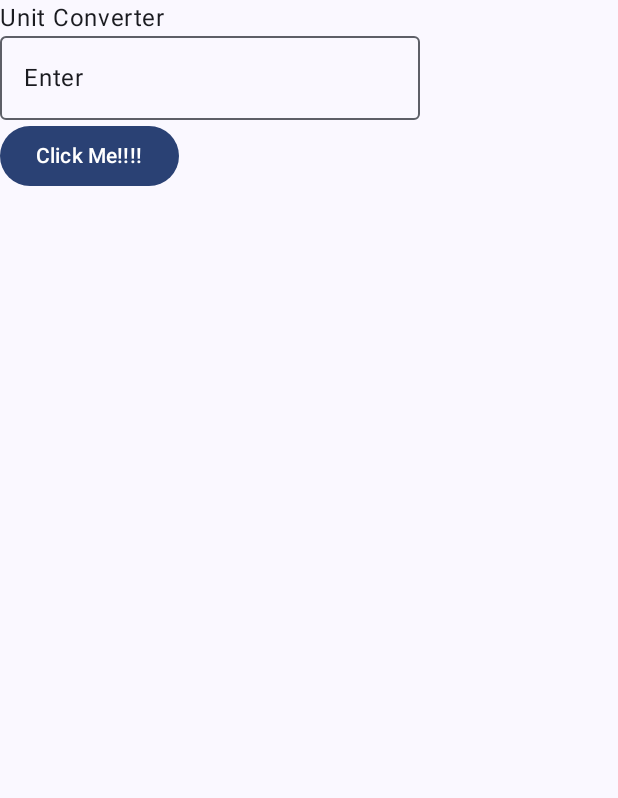
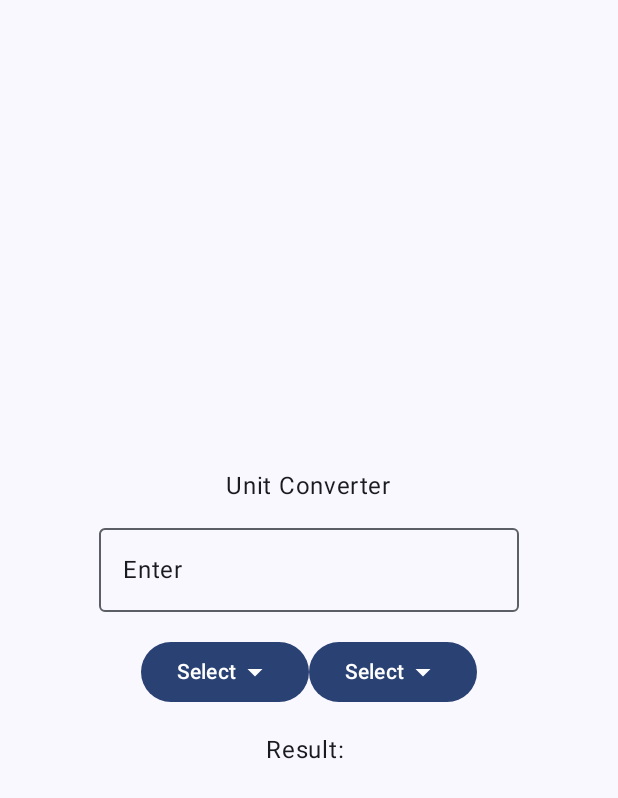
Before and after one commit to Limuwahanelis/adroid-app, an Android app built with Jetpack Compose: the screen it shows after launch (MainActivity), on a phone screen of 412 x 824 dp. Shown: the top 798 px of the screen. Run offline under Robolectric (Android 15) with nearby library versions, the phone set to English and light mode, and no system bars.

Commit message:
Add spacing between ui elements

```diff
--- a/app/src/main/java/com/example/myapplication/MainActivity.kt
+++ b/app/src/main/java/com/example/myapplication/MainActivity.kt
@@ -5,18 +5,28 @@ import android.os.Bundle
 import android.widget.Toast
 import androidx.activity.ComponentActivity
 import androidx.activity.compose.setContent
+import androidx.compose.foundation.layout.Arrangement
+import androidx.compose.foundation.layout.Box
 import androidx.compose.foundation.layout.Column
 import androidx.compose.foundation.layout.Row
+import androidx.compose.foundation.layout.Spacer
 import androidx.compose.foundation.layout.fillMaxSize
+import androidx.compose.foundation.layout.height
+import androidx.compose.foundation.layout.padding
+import androidx.compose.material.icons.Icons
+import androidx.compose.material.icons.filled.ArrowDropDown
 import androidx.compose.material3.Button
+import androidx.compose.material3.Icon
 import androidx.compose.material3.MaterialTheme
 import androidx.compose.material3.OutlinedTextField
 import androidx.compose.material3.Surface
 import androidx.compose.material3.Text
 import androidx.compose.runtime.Composable
+import androidx.compose.ui.Alignment
 import androidx.compose.ui.Modifier
 import androidx.compose.ui.platform.LocalContext
 import androidx.compose.ui.tooling.preview.Preview
+import androidx.compose.ui.unit.dp
 import com.example.myapplication.ui.theme.MyApplicationTheme
 
 class MainActivity : ComponentActivity() {
@@ -36,19 +46,37 @@ class MainActivity : ComponentActivity() {
     }
 }
 @Composable
-fun UnitConverter()
-{
-    Column{
+fun UnitConverter() {
+    Column(
+        modifier = Modifier.fillMaxSize(),
+        verticalArrangement = Arrangement.Center,
+        horizontalAlignment = Alignment.CenterHorizontally
+    ) {
+
         // UI elements will be stacked below each other
         Text("Unit Converter")
+        Spacer(modifier = Modifier.height(16.dp))
         OutlinedTextField(value = "Enter", onValueChange = {})
+        Spacer(modifier = Modifier.height(16.dp)) // paddiong is for single element for more precise control
         Row {
-            val context:Context = LocalContext.current;
+            // dropdown needs a parent
+            Box {
+                Button(onClick = { /*TODO*/ }) {
+                    Text(text = "Select")
+                    Icon(Icons.Default.ArrowDropDown, contentDescription = "Arrow Down")
+                }
+            }
+            Box {
+                Button(onClick = { /*TODO*/ }) {
+                    Text(text = "Select")
+                    Icon(Icons.Default.ArrowDropDown, contentDescription = "Arrow Down")
+                }
+            }
             // UI elements will be stacked next to each other
-            Button(onClick = { Toast.makeText(context,"Thanks for click",Toast.LENGTH_LONG).show()}) {
-                Text(text = "Click Me!!!!")
-            }
+
         }
+        Spacer(modifier = Modifier.height(16.dp))
+        Text(text = "Result: ")
     }
 }
 
@@ -59,3 +87,21 @@ fun UnitConverterPreview() {
         //Greeting("Android")
 
 }
+
+
+//@Composable
+//fun UnitConverter()
+//{
+//    Column{
+//        // UI elements will be stacked below each other
+//        Text("Unit Converter")
+//        OutlinedTextField(value = "Enter", onValueChange = {})
+//        Row {
+//            val context:Context = LocalContext.current;
+//            // UI elements will be stacked next to each other
+//            Button(onClick = { Toast.makeText(context,"Thanks for click",Toast.LENGTH_LONG).show()}) {
+//                Text(text = "Click Me!!!!")
+//            }
+//        }
+//    }
+//}
```
